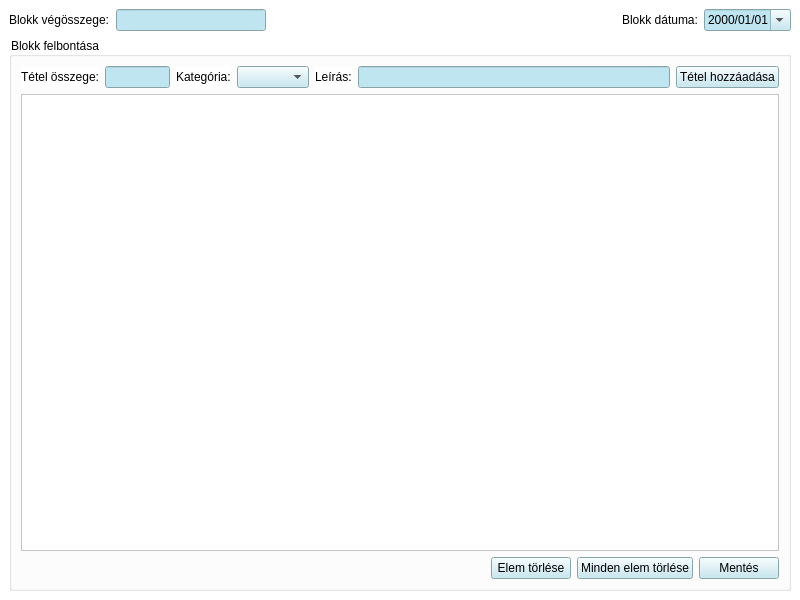
The window that FamilyFinancies/activityreceipt.ui (DannyFreecs/FamilyBudgetSimple) describes before a commit, drawn with Qt 5.
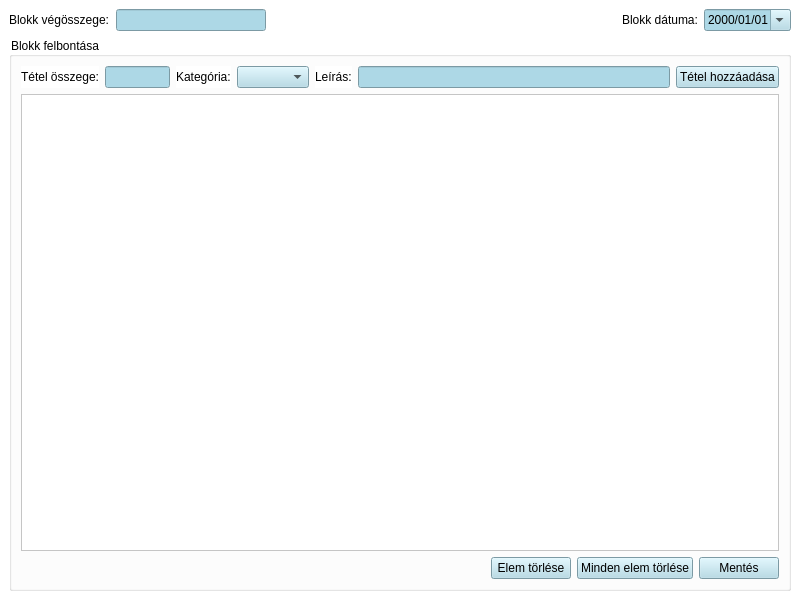
The same window after the commit.

What changed in the file:
```diff
--- a/FamilyFinancies/activityreceipt.ui
+++ b/FamilyFinancies/activityreceipt.ui
@@ -54,7 +54,10 @@
          </size>
         </property>
         <property name="styleSheet">
-         <string notr="true">background-color: rgb(190, 229, 240);</string>
+         <string notr="true">background-color: rgb(173, 216, 230);</string>
+        </property>
+        <property name="alignment">
+         <set>Qt::AlignRight|Qt::AlignTrailing|Qt::AlignVCenter</set>
         </property>
        </widget>
       </item>
@@ -99,7 +102,7 @@
          <bool>false</bool>
         </property>
         <property name="styleSheet">
-         <string notr="true">background-color: rgb(190, 229, 240);</string>
+         <string notr="true">background-color: rgb(173, 216, 230);</string>
         </property>
         <property name="wrapping">
          <bool>false</bool>
@@ -160,8 +163,14 @@
              <height>16777215</height>
             </size>
            </property>
+           <property name="layoutDirection">
+            <enum>Qt::LeftToRight</enum>
+           </property>
            <property name="styleSheet">
-            <string notr="true">background-color: rgb(190, 229, 240);</string>
+            <string notr="true">background-color: rgb(173, 216, 230);</string>
+           </property>
+           <property name="alignment">
+            <set>Qt::AlignRight|Qt::AlignTrailing|Qt::AlignVCenter</set>
            </property>
           </widget>
          </item>
@@ -178,7 +187,7 @@
          <item>
           <widget class="QComboBox" name="comboBoxCategories">
            <property name="styleSheet">
-            <string notr="true">background-color: rgb(190, 229, 240);</string>
+            <string notr="true">background-color: rgb(173, 216, 230);</string>
            </property>
           </widget>
          </item>
@@ -195,14 +204,14 @@
          <item>
           <widget class="QLineEdit" name="lineEditComment">
            <property name="styleSheet">
-            <string notr="true">background-color: rgb(190, 229, 240);</string>
+            <string notr="true">background-color: rgb(173, 216, 230);</string>
            </property>
           </widget>
          </item>
          <item>
           <widget class="QPushButton" name="pushButtonAddItem">
            <property name="styleSheet">
-            <string notr="true">background-color: rgb(190, 229, 240);
+            <string notr="true">background-color: rgb(173, 216, 230);
 font: 700 9pt &quot;Segoe UI&quot;;</string>
            </property>
            <property name="text">
@@ -242,7 +251,7 @@
            <item>
             <widget class="QPushButton" name="pushButtonRemoveItem">
              <property name="styleSheet">
-              <string notr="true">background-color: rgb(190, 229, 240);
+              <string notr="true">background-color: rgb(173, 216, 230);
 font: 700 9pt &quot;Segoe UI&quot;;</string>
              </property>
              <property name="text">
@@ -253,7 +262,7 @@
            <item>
             <widget class="QPushButton" name="pushButtonRemoveAll">
              <property name="styleSheet">
-              <string notr="true">background-color: rgb(190, 229, 240);
+              <string notr="true">background-color: rgb(173, 216, 230);
 font: 700 9pt &quot;Segoe UI&quot;;</string>
              </property>
              <property name="text">
@@ -264,7 +273,7 @@
            <item>
             <widget class="QPushButton" name="pushButtonSave">
              <property name="styleSheet">
-              <string notr="true">background-color: rgb(190, 229, 240);
+              <string notr="true">background-color: rgb(173, 216, 230);
 font: 700 9pt &quot;Segoe UI&quot;;</string>
              </property>
              <property name="text">
```
